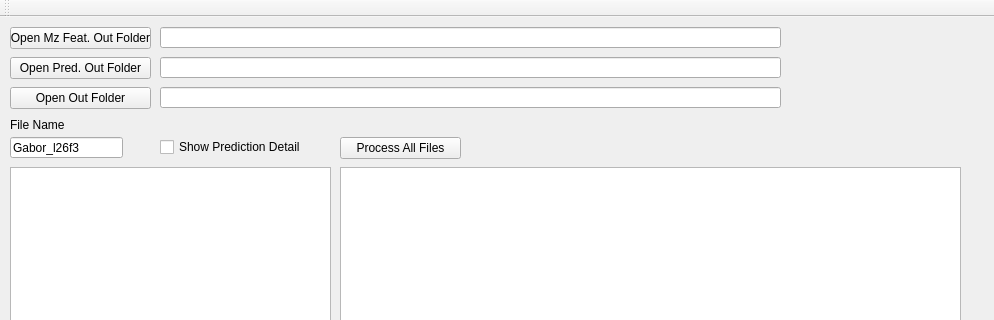
Qt form mainwindow.ui (marcinkociolek/MZPredictionResultsSummary) before a commit; both pictures show x 0 to 994 and y 0 to 320 of the 994 by 716 pixel window.
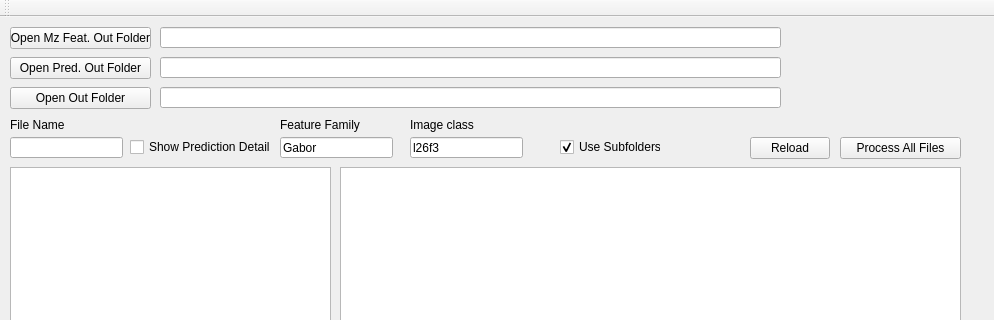
The same form after that commit.

Diff of the .ui file:
```diff
--- a/mainwindow.ui
+++ b/mainwindow.ui
@@ -93,7 +93,7 @@
      </rect>
     </property>
     <property name="text">
-     <string>Gabor_l26f3</string>
+     <string/>
     </property>
    </widget>
    <widget class="QLabel" name="labelFilename">
@@ -142,7 +142,7 @@
    <widget class="QCheckBox" name="checkBoxShowPredictionDetails">
     <property name="geometry">
      <rect>
-      <x>160</x>
+      <x>130</x>
       <y>120</y>
       <width>141</width>
       <height>20</height>
@@ -155,7 +155,7 @@
    <widget class="QPushButton" name="pushButtonProcessAllFiles">
     <property name="geometry">
      <rect>
-      <x>340</x>
+      <x>840</x>
       <y>120</y>
       <width>121</width>
       <height>22</height>
@@ -165,6 +165,87 @@
      <string>Process All Files</string>
     </property>
    </widget>
+   <widget class="QLineEdit" name="lineEditFeatureFamily">
+    <property name="geometry">
+     <rect>
+      <x>280</x>
+      <y>120</y>
+      <width>113</width>
+      <height>21</height>
+     </rect>
+    </property>
+    <property name="text">
+     <string>Gabor</string>
+    </property>
+   </widget>
+   <widget class="QLabel" name="labelFeatureFamily">
+    <property name="geometry">
+     <rect>
+      <x>280</x>
+      <y>100</y>
+      <width>81</width>
+      <height>16</height>
+     </rect>
+    </property>
+    <property name="text">
+     <string>Feature Family</string>
+    </property>
+   </widget>
+   <widget class="QCheckBox" name="checkBoxUseSubfolders">
+    <property name="geometry">
+     <rect>
+      <x>560</x>
+      <y>120</y>
+      <width>101</width>
+      <height>20</height>
+     </rect>
+    </property>
+    <property name="text">
+     <string>Use Subfolders</string>
+    </property>
+    <property name="checked">
+     <bool>true</bool>
+    </property>
+   </widget>
+   <widget class="QLineEdit" name="lineEditImageClass">
+    <property name="geometry">
+     <rect>
+      <x>410</x>
+      <y>120</y>
+      <width>113</width>
+      <height>21</height>
+     </rect>
+    </property>
+    <property name="text">
+     <string>l26f3</string>
+    </property>
+   </widget>
+   <widget class="QLabel" name="labelImageDistortion">
+    <property name="geometry">
+     <rect>
+      <x>410</x>
+      <y>100</y>
+      <width>71</width>
+      <height>16</height>
+     </rect>
+    </property>
+    <property name="text">
+     <string>Image class</string>
+    </property>
+   </widget>
+   <widget class="QPushButton" name="pushButtonReload">
+    <property name="geometry">
+     <rect>
+      <x>750</x>
+      <y>120</y>
+      <width>80</width>
+      <height>22</height>
+     </rect>
+    </property>
+    <property name="text">
+     <string>Reload</string>
+    </property>
+   </widget>
   </widget>
   <widget class="QMenuBar" name="menuBar">
    <property name="geometry">
```
Left out of the diff: 5 changed lines with no effect on the pictures.
